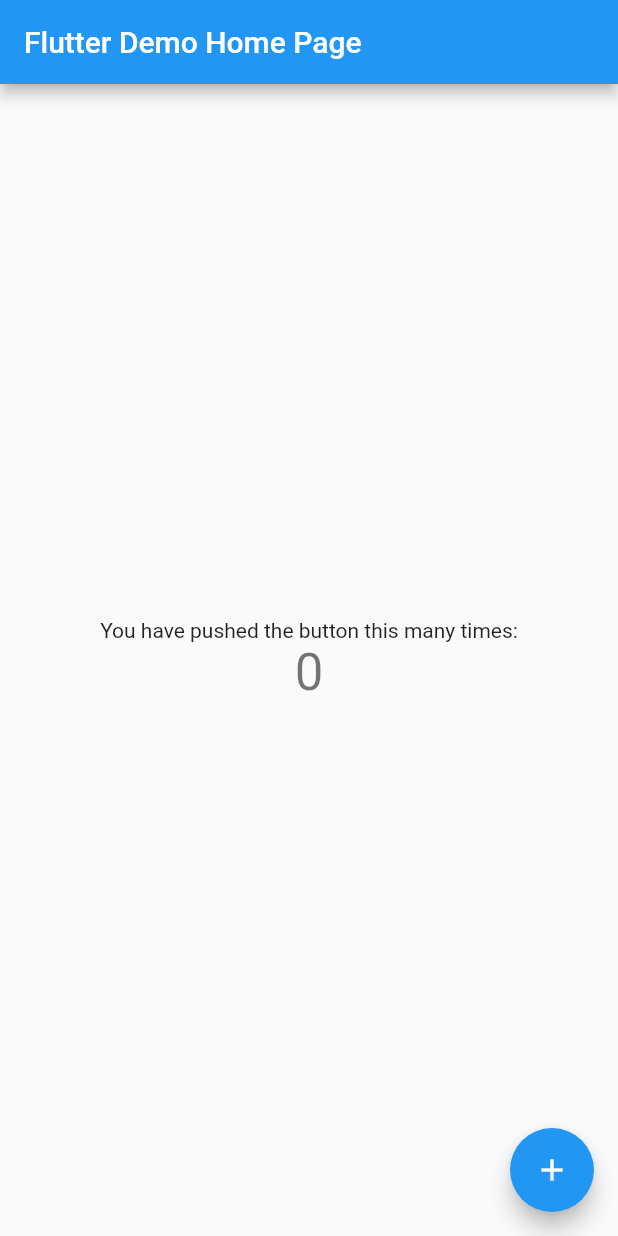
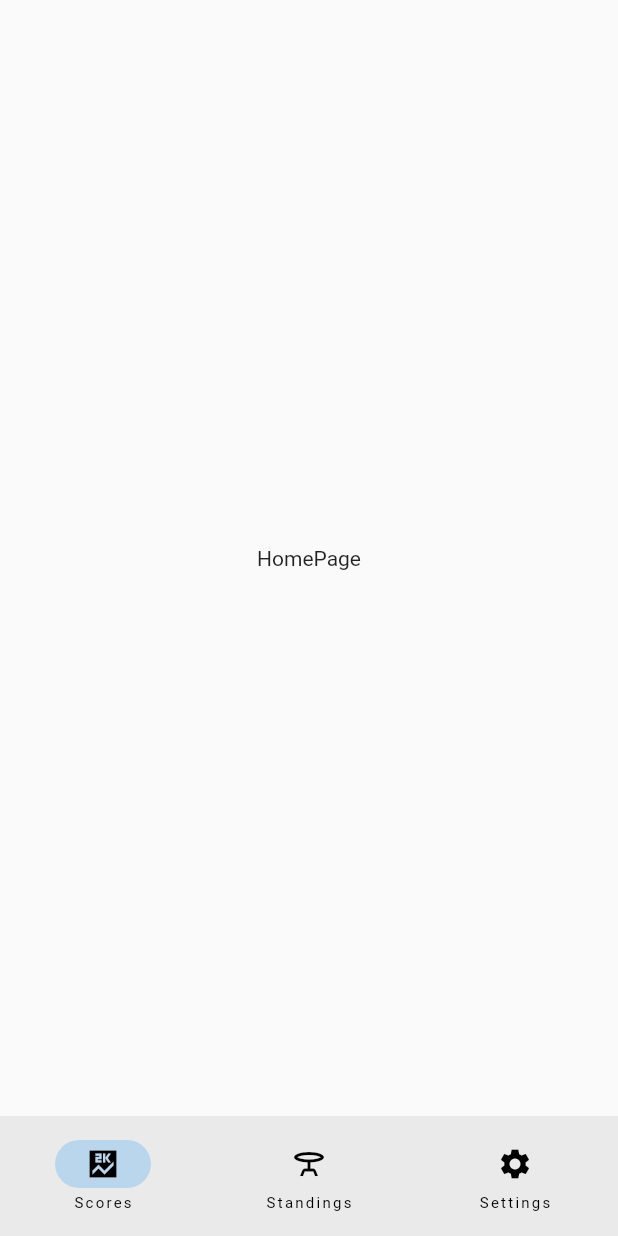
Before and after one commit to pnaskardev/Ball-Dont-Lie, a Flutter app: the screen it shows after launch, on a phone screen of 412 x 824 dp. Run offline on Flutter 3.47's test engine with Material 2 defaults, Android fonts, the phone set to English and light mode, and no system bars.

Commit message:
Nav Bar created and is working as it should

```diff
--- /dev/null
+++ b/lib/common/navbar/navbar.dart
@@ -0,0 +1,86 @@
+
+import 'package:animations/animations.dart';
+import 'package:ball_dont_lie/features/Settings/screens/settings_page.dart';
+import 'package:ball_dont_lie/features/Standings/screens/standings_page.dart';
+import 'package:ball_dont_lie/features/home/screens/homepage.dart';
+import 'package:flutter/material.dart';
+class NavBar extends StatefulWidget
+{
+  const NavBar({super.key});
+
+  @override
+  State<NavBar> createState() => _NavBarState();
+}
+
+class _NavBarState extends State<NavBar>
+{
+  @override
+  int currentPageIndex = 0;
+  Widget build(BuildContext context)
+  {
+
+    return   SafeArea
+    (
+      child: Scaffold
+      (
+        // body: const Text('HomePage'),
+        // body:<Widget>
+        // [
+        //   const HomePage(),
+        //   const Standings(),
+        //   const SettingsPage(),
+        // ][currentPageIndex],
+        body: PageTransitionSwitcher
+        (
+          duration: const Duration(milliseconds: 900),
+          transitionBuilder: ((child,primaryAnimation,secondaryAnimation)
+          {
+            return FadeThroughTransition
+            (
+              animation: primaryAnimation,
+              secondaryAnimation: secondaryAnimation,
+              child: child,
+            );
+          }),
+          child: <Widget>
+          [
+            const HomePage(),
+            const Standings(),
+            const SettingsPage(),
+          ][currentPageIndex]
+        ),
+        bottomNavigationBar: NavigationBar
+        (
+          onDestinationSelected: (int index)
+          {
+            setState(()
+            {
+              currentPageIndex = index;
+            });
+          },
+          selectedIndex: currentPageIndex,
+          animationDuration: const Duration(seconds: 2),
+          destinations: const <Widget>
+          [
+            NavigationDestination
+            (
+              icon: Icon(Icons.score_sharp),
+              label: 'Scores',
+            ),
+            NavigationDestination
+            (
+              icon: Icon(Icons.table_bar_outlined),
+              label: 'Standings',
+            ),
+            NavigationDestination
+            (
+              icon: Icon(Icons.settings),
+              label: 'Settings',
+            ),
+          ]
+        ),
+      ),
+
+    );
+  }
+}
--- /dev/null
+++ b/lib/features/Standings/screens/standings_page.dart
@@ -0,0 +1,21 @@
+import 'package:flutter/material.dart';
+
+class Standings extends StatelessWidget
+{
+  const Standings({super.key});
+
+  @override
+  Widget build(BuildContext context)
+  {
+    return const SafeArea
+    (
+      child: Scaffold
+      (
+        body: Center
+        (
+          child: Text('Standings')
+        ),
+      )
+    );
+  }
+}
--- /dev/null
+++ b/lib/features/home/screens/homepage.dart
@@ -0,0 +1,21 @@
+import 'package:flutter/material.dart';
+
+class HomePage extends StatelessWidget
+{
+  const HomePage({super.key});
+
+  @override
+  Widget build(BuildContext context)
+  {
+    return const SafeArea
+    (
+      child: Scaffold
+      (
+        body: Center
+        (
+          child: Text('HomePage'),
+        ),
+      )
+    );
+  }
+}
--- a/lib/main.dart
+++ b/lib/main.dart
@@ -1,115 +1,42 @@
+
+import 'package:ball_dont_lie/common/navbar/navbar.dart';
+import 'package:ball_dont_lie/providers/teams.dart';
 import 'package:flutter/material.dart';
+import 'package:provider/provider.dart';
 
-void main() {
+
+void main() async
+{
+  // WidgetsFlutterBinding.ensureInitialized();
+  // await Firebase.initializeApp(
+  //   options: DefaultFirebaseOptions.currentPlatform,
+  // );
   runApp(const MyApp());
 }
 
-class MyApp extends StatelessWidget {
+class MyApp extends StatelessWidget
+{
   const MyApp({super.key});
 
   // This widget is the root of your application.
   @override
-  Widget build(BuildContext context) {
-    return MaterialApp(
-      title: 'Flutter Demo',
-      theme: ThemeData(
-        // This is the theme of your application.
-        //
-        // Try running your application with "flutter run". You'll see the
-        // application has a blue toolbar. Then, without quitting the app, try
-        // changing the primarySwatch below to Colors.green and then invoke
-        // "hot reload" (press "r" in the console where you ran "flutter run",
-        // or simply save your changes to "hot reload" in a Flutter IDE).
-        // Notice that the counter didn't reset back to zero; the application
-        // is not restarted.
-        primarySwatch: Colors.blue,
+  Widget build(BuildContext context)
+  {
+    return MultiProvider
+    (
+      providers:
+      [
+        ChangeNotifierProvider<Teams>(create: (context)=>Teams()),
+      ],
+      child: MaterialApp
+      (
+        debugShowCheckedModeBanner: false,
+        theme: ThemeData
+        (
+          primarySwatch: Colors.blue,
+        ),
+        home:  const NavBar()
       ),
-      home: const MyHomePage(title: 'Flutter Demo Home Page'),
     );
   }
 }
-
-class MyHomePage extends StatefulWidget {
-  const MyHomePage({super.key, required this.title});
-
-  // This widget is the home page of your application. It is stateful, meaning
-  // that it has a State object (defined below) that contains fields that affect
-  // how it looks.
-
-  // This class is the configuration for the state. It holds the values (in this
-  // case the title) provided by the parent (in this case the App widget) and
-  // used by the build method of the State. Fields in a Widget subclass are
-  // always marked "final".
-
-  final String title;
-
-  @override
-  State<MyHomePage> createState() => _MyHomePageState();
-}
-
-class _MyHomePageState extends State<MyHomePage> {
-  int _counter = 0;
-
-  void _incrementCounter() {
-    setState(() {
-      // This call to setState tells the Flutter framework that something has
-      // changed in this State, which causes it to rerun the build method below
-      // so that the display can reflect the updated values. If we changed
-      // _counter without calling setState(), then the build method would not be
-      // called again, and so nothing would appear to happen.
-      _counter++;
-    });
-  }
-
-  @override
-  Widget build(BuildContext context) {
-    // This method is rerun every time setState is called, for instance as done
-    // by the _incrementCounter method above.
-    //
-    // The Flutter framework has been optimized to make rerunning build methods
-    // fast, so that you can just rebuild anything that needs updating rather
-    // than having to individually change instances of widgets.
-    return Scaffold(
-      appBar: AppBar(
-        // Here we take the value from the MyHomePage object that was created by
-        // the App.build method, and use it to set our appbar title.
-        title: Text(widget.title),
-      ),
-      body: Center(
-        // Center is a layout widget. It takes a single child and positions it
-        // in the middle of the parent.
-        child: Column(
-          // Column is also a layout widget. It takes a list of children and
-          // arranges them vertically. By default, it sizes itself to fit its
-          // children horizontally, and tries to be as tall as its parent.
-          //
-          // Invoke "debug painting" (press "p" in the console, choose the
-          // "Toggle Debug Paint" action from the Flutter Inspector in Android
-          // Studio, or the "Toggle Debug Paint" command in Visual Studio Code)
-          // to see the wireframe for each widget.
-          //
-          // Column has various properties to control how it sizes itself and
-          // how it positions its children. Here we use mainAxisAlignment to
-          // center the children vertically; the main axis here is the vertical
-          // axis because Columns are vertical (the cross axis would be
-          // horizontal).
-          mainAxisAlignment: MainAxisAlignment.center,
-          children: <Widget>[
-            const Text(
-              'You have pushed the button this many times:',
-            ),
-            Text(
-              '$_counter',
-              style: Theme.of(context).textTheme.headline4,
-            ),
-          ],
-        ),
-      ),
-      floatingActionButton: FloatingActionButton(
-        onPressed: _incrementCounter,
-        tooltip: 'Increment',
-        child: const Icon(Icons.add),
-      ), // This trailing comma makes auto-formatting nicer for build methods.
-    );
-  }
-}
--- /dev/null
+++ b/lib/models/team.dart
@@ -0,0 +1,40 @@
+// ignore_for_file: non_constant_identifier_names
+
+class Team
+{
+  final int id;
+  final String abbreviation;
+  final String city;
+  final String conference;
+  final String division;
+  final String full_name;
+  final String name;
+
+  Team
+  (
+    {
+      required this.id,
+      required this.abbreviation,
+      required this.city,
+      required this.conference,
+      required this.division,
+      required this.full_name,
+      required this.name,
+    }
+  );
+
+  static Team fromSnap(var eachTeam)
+  {
+    return Team
+    (
+      id: eachTeam['id'],
+      abbreviation: eachTeam['abbreviation'],
+      city: eachTeam['city'],
+      conference: eachTeam['conference'],
+      division: eachTeam['division'],
+      full_name: eachTeam['full_name'],
+      name: eachTeam['name'],
+    );
+  }
+
+}
--- /dev/null
+++ b/lib/providers/teams.dart
@@ -0,0 +1,32 @@
+import 'package:ball_dont_lie/models/team.dart';
+import 'package:flutter/material.dart';
+import 'package:http/http.dart' as http;
+import 'dart:convert';
+class Teams with ChangeNotifier
+{
+  final List<Team> _items=[];
+  get getItems
+  {
+    return _items;
+  }
+
+  get getItemsLength
+  {
+    return _items.length;
+  }
+
+  Future getTeams() async
+  {
+    var response = await http.get(Uri.https('balldontlie.io','/api/v1/teams'));
+    // print(response.body);
+    var jsonData=jsonDecode((response.body));
+
+    for(var eachTeam in jsonData['data'])
+    {
+      final team=Team.fromSnap(eachTeam);
+      _items.add(team);
+    }
+    // print(_items.length);
+  }
+
+}
```
Also changed, not shown: lib/features/ChooseTeam/screens/choose_team.dart (added, +57 -0 lines), lib/features/Settings/screens/settings_page.dart (added, +21 -0 lines), pubspec.yaml (+5 -17 lines), pubspec.lock.
